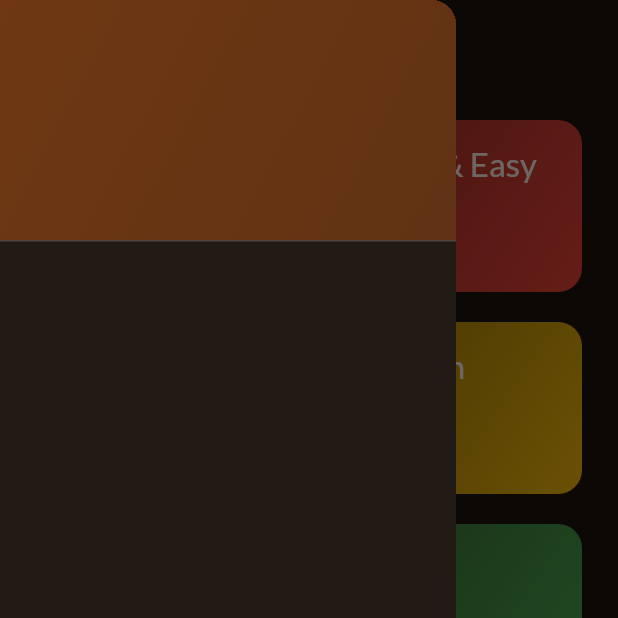
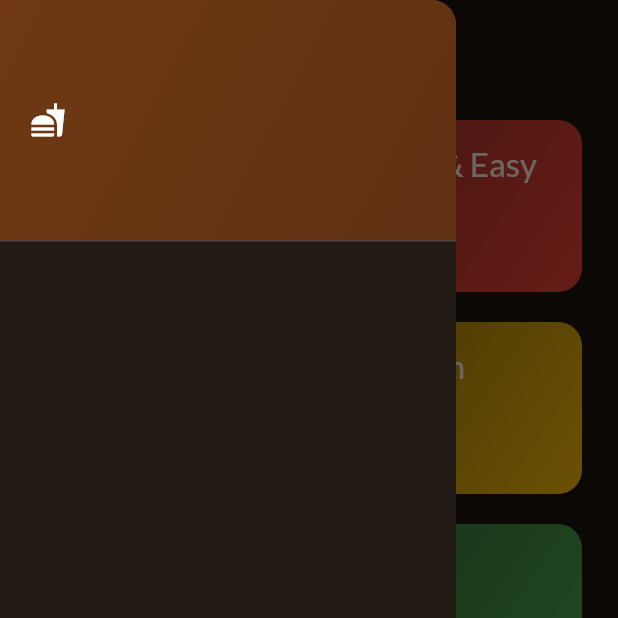
Before and after one commit to RishavGupta1C/meals, a Flutter app: the screen it shows after launch, with the side drawer open, on a phone screen of 412 x 824 dp, the top half of it. Run offline on Flutter 3.47's test engine with Material 2 defaults, Android fonts, the phone set to English and light mode, and no system bars; our stand-ins replace google_fonts, transparent_image; statements that could not run were skipped.

Commit message:
commit 17

```diff
--- a/lib/widgets/main_drawer.dart
+++ b/lib/widgets/main_drawer.dart
@@ -20,7 +20,11 @@ class MainDrawer extends StatelessWidget {
               end: Alignment.bottomRight,
             )),
             child: Row(
-              children: [],
+              children: [
+                const Icon(Icons.fastfood, size:),
+                const SizedBox(width: 18),
+                Text('')
+              ],
             ),
           ),
         ],
```
